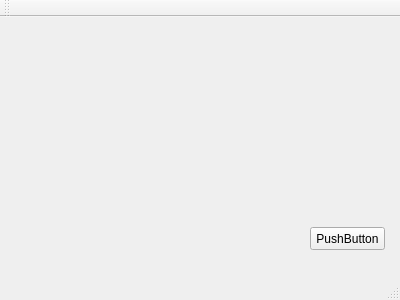
Before: the Qt Designer form mainwindow.ui in Roconda/Scrumboard, drawn with Qt 5.
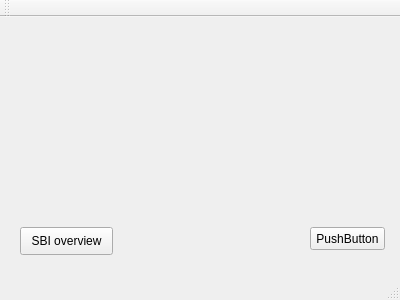
After: the same form once the commit is applied.

Commit message: Added sbi overview

```diff
--- a/mainwindow.ui
+++ b/mainwindow.ui
@@ -27,6 +27,19 @@
      <string>PushButton</string>
     </property>
    </widget>
+   <widget class="QPushButton" name="sbiOverview">
+    <property name="geometry">
+     <rect>
+      <x>20</x>
+      <y>210</y>
+      <width>93</width>
+      <height>28</height>
+     </rect>
+    </property>
+    <property name="text">
+     <string>SBI overview</string>
+    </property>
+   </widget>
   </widget>
   <widget class="QMenuBar" name="menuBar">
    <property name="geometry">
```
Left out of the diff: 2 changed lines with no effect on the pictures. The commit also changes 8 other files.
